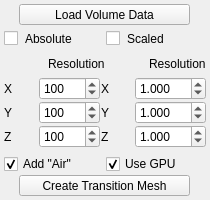
Qt form src/gui/Application/ToolWidgets/TransitionMeshTool.ui (SCIInstitute/cleaver2-cuda) before a commit.
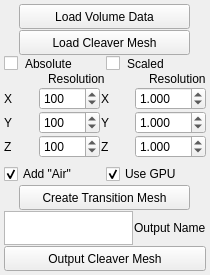
The same form after that commit.

The edit to the form file:
```diff
--- a/src/gui/Application/ToolWidgets/TransitionMeshTool.ui
+++ b/src/gui/Application/ToolWidgets/TransitionMeshTool.ui
@@ -7,19 +7,19 @@
     <x>0</x>
     <y>0</y>
     <width>210</width>
-    <height>200</height>
+    <height>275</height>
    </rect>
   </property>
   <property name="minimumSize">
    <size>
     <width>210</width>
-    <height>200</height>
+    <height>275</height>
    </size>
   </property>
   <property name="maximumSize">
    <size>
     <width>210</width>
-    <height>200</height>
+    <height>275</height>
    </size>
   </property>
   <property name="windowTitle">
@@ -38,7 +38,7 @@
       <property name="minimumSize">
        <size>
         <width>171</width>
-        <height>0</height>
+        <height>25</height>
        </size>
       </property>
       <property name="maximumSize">
@@ -52,6 +52,25 @@
       </property>
      </widget>
     </item>
+    <item alignment="Qt::AlignHCenter">
+     <widget class="QPushButton" name="loadMesh">
+      <property name="minimumSize">
+       <size>
+        <width>171</width>
+        <height>25</height>
+       </size>
+      </property>
+      <property name="maximumSize">
+       <size>
+        <width>9999</width>
+        <height>9999</height>
+       </size>
+      </property>
+      <property name="text">
+       <string>Load Cleaver Mesh</string>
+      </property>
+     </widget>
+    </item>
     <item>
      <layout class="QHBoxLayout" name="horizontalLayout_2">
       <item>
@@ -296,7 +315,7 @@
       <property name="minimumSize">
        <size>
         <width>171</width>
-        <height>0</height>
+        <height>25</height>
        </size>
       </property>
       <property name="maximumSize">
@@ -310,6 +329,49 @@
       </property>
      </widget>
     </item>
+    <item>
+     <layout class="QHBoxLayout" name="horizontalLayout_6">
+      <property name="topMargin">
+       <number>0</number>
+      </property>
+      <item>
+       <widget class="QTextEdit" name="outputName">
+        <property name="minimumSize">
+         <size>
+          <width>0</width>
+          <height>25</height>
+         </size>
+        </property>
+        <property name="verticalScrollBarPolicy">
+         <enum>Qt::ScrollBarAlwaysOff</enum>
+        </property>
+        <property name="horizontalScrollBarPolicy">
+         <enum>Qt::ScrollBarAlwaysOff</enum>
+        </property>
+       </widget>
+      </item>
+      <item>
+       <widget class="QLabel" name="label_11">
+        <property name="text">
+         <string>Output Name</string>
+        </property>
+       </widget>
+      </item>
+     </layout>
+    </item>
+    <item>
+     <widget class="QPushButton" name="outputMesh">
+      <property name="minimumSize">
+       <size>
+        <width>0</width>
+        <height>25</height>
+       </size>
+      </property>
+      <property name="text">
+       <string>Output Cleaver Mesh</string>
+      </property>
+     </widget>
+    </item>
    </layout>
   </widget>
  </widget>
```
Left out of the diff: 42 changed lines with no effect on the pictures.
